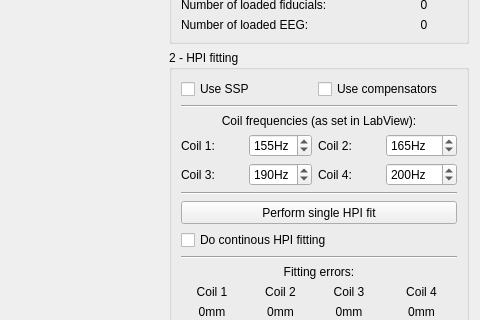
Qt form libraries/disp3D/viewers/formfiles/hpiview.ui (mne-tools/mne-cpp) before a commit; both pictures show x 382 to 862 and y 138 to 458 of the 862 by 754 pixel window.
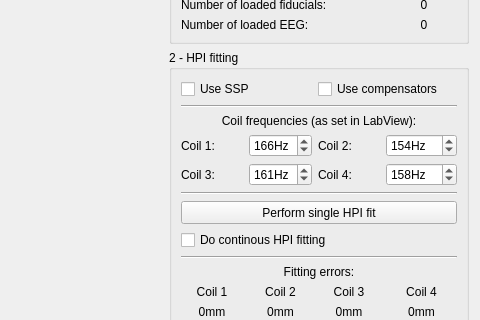
The same form after that commit.

Commit message: FIX: fix scaling problem by appliyng scaling factor to m_tAlign instead of update; FIX: fix apply translation by removing overwriting of member variable m_tFid

The edit to the form file:
```diff
--- a/libraries/disp3D/viewers/formfiles/hpiview.ui
+++ b/libraries/disp3D/viewers/formfiles/hpiview.ui
@@ -260,7 +260,7 @@
            <number>500</number>
           </property>
           <property name="value">
-           <number>190</number>
+           <number>161</number>
           </property>
          </widget>
         </item>
@@ -360,7 +360,7 @@
            <number>500</number>
           </property>
           <property name="value">
-           <number>165</number>
+           <number>154</number>
           </property>
          </widget>
         </item>
@@ -400,7 +400,7 @@
            <number>500</number>
           </property>
           <property name="value">
-           <number>200</number>
+           <number>158</number>
           </property>
          </widget>
         </item>
@@ -443,7 +443,7 @@
            <number>500</number>
           </property>
           <property name="value">
-           <number>155</number>
+           <number>166</number>
           </property>
          </widget>
         </item>
```
The commit also changes 2 other files.
